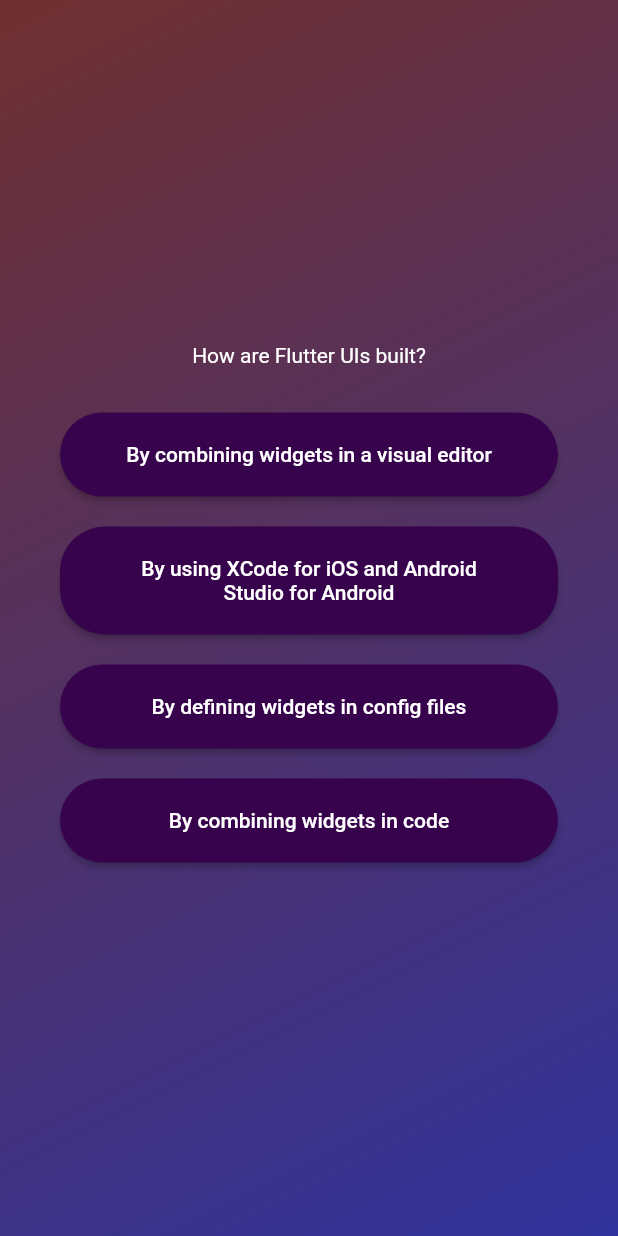
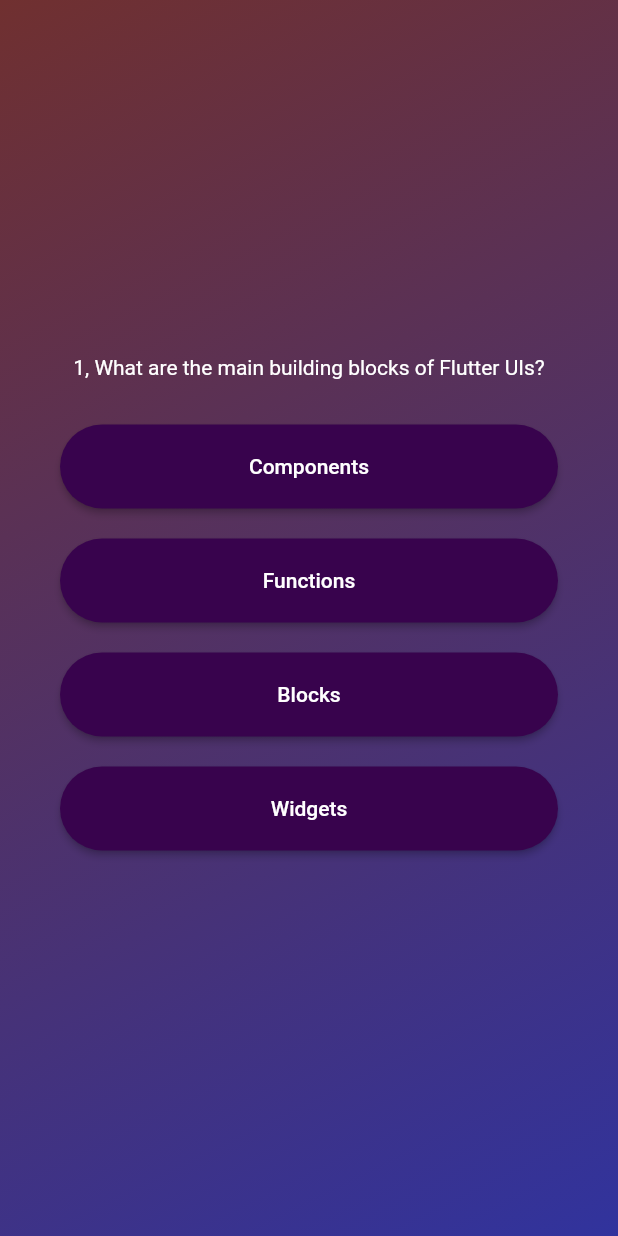
Before and after one commit to kubermirajakar/QuizApp, a Flutter app: the screen it shows after launch, after a tap on "Quiz", on a phone screen of 412 x 824 dp. Run offline on Flutter 3.47's test engine with Material 2 defaults, Android fonts, the phone set to English and light mode, and no system bars; missing offline and left inert: dart:html.

Commit message:
Addes some extra file

```diff
--- a/lib/Data/Questions.dart
+++ b/lib/Data/Questions.dart
@@ -1,8 +1,8 @@
-import 'package:quizapp/Model/QuizQuestion.dart';
+import 'package:quizapp/Data/QuizQuestion.dart';
 
 const Questions = [
   QuizQuestion(
-    'What are the main building blocks of Flutter UIs?',
+    '1, What are the main building blocks of Flutter UIs?',
     [
       'Widgets',
       'Components',
@@ -10,14 +10,14 @@ const Questions = [
       'Functions',
     ],
   ),
-  QuizQuestion('How are Flutter UIs built?', [
+  QuizQuestion('2, How are Flutter UIs built?', [
     'By combining widgets in code',
     'By combining widgets in a visual editor',
     'By defining widgets in config files',
     'By using XCode for iOS and Android Studio for Android',
   ]),
   QuizQuestion(
-    'What\'s the purpose of a StatefulWidget?',
+    '3, What\'s the purpose of a StatefulWidget?',
     [
       'Update UI as data changes',
       'Update data as UI changes',
@@ -26,7 +26,7 @@ const Questions = [
     ],
   ),
   QuizQuestion(
-    'Which widget should you try to use more often: StatelessWidget or StatefulWidget?',
+    '4, Which widget should you try to use more often: StatelessWidget or StatefulWidget?',
     [
       'StatelessWidget',
       'StatefulWidget',
@@ -35,7 +35,7 @@ const Questions = [
     ],
   ),
   QuizQuestion(
-    'What happens if you change data in a StatelessWidget?',
+    '5, What happens if you change data in a StatelessWidget?',
     [
       'The UI is not updated',
       'The UI is updated',
@@ -44,7 +44,7 @@ const Questions = [
     ],
   ),
   QuizQuestion(
-    'How should you update data inside of StatefulWidgets?',
+    '6, How should you update data inside of StatefulWidgets?',
     [
       'By calling setState()',
       'By calling updateData()',
--- a/lib/Questions.dart
+++ b/lib/Questions.dart
@@ -3,7 +3,9 @@ import 'package:quizapp/Data/Questions.dart';
 import 'package:quizapp/Model/AnswerButton.dart';
 
 class QuestionsState extends StatefulWidget {
-  const QuestionsState({super.key});
+  const QuestionsState({super.key, required this.SelectedAnswer});
+
+  final void Function(String ans) SelectedAnswer;
 
   @override
   State<StatefulWidget> createState() {
@@ -12,9 +14,10 @@ class QuestionsState extends StatefulWidget {
 }
 
 class _QuestionsState extends State<QuestionsState> {
-  var currentQuestion = 1;
+  var currentQuestion = 0;
 
-  void increaseQuestion() {
+  void increaseQuestion(String ans) {
+    widget.SelectedAnswer(ans);
     setState(() {
       currentQuestion++;
     });
@@ -41,22 +44,13 @@ class _QuestionsState extends State<QuestionsState> {
               SizedBox(
                 height: 30,
               ),
-
               ...que.ShuffeledQuestion().map(
-                (e) => AnswerButton(answerText: e, onTap: increaseQuestion),
+                (e) => AnswerButton(
+                    answerText: e,
+                    onTap: () {
+                      return increaseQuestion(e);
+                    }),
               ),
-              // AnswerButton(
-              //   answerText: 'Answer1',
-              //   onTap: () {},
-              // ),
-              // AnswerButton(
-              //   answerText: 'Answer1',
-              //   onTap: () {},
-              // ),
-              // AnswerButton(
-              //   answerText: 'Answer1',
-              //   onTap: () {},
-              // ),
             ],
           ),
         ));
--- a/lib/Quiz.dart
+++ b/lib/Quiz.dart
@@ -1,6 +1,8 @@
 import 'dart:html';
 
 import 'package:flutter/material.dart';
+import 'package:quizapp/Data/Questions.dart';
+import 'package:quizapp/ResultsScreen.dart';
 import 'package:quizapp/StartScreen.dart';
 import 'package:quizapp/Questions.dart';
 
@@ -22,7 +24,29 @@ class _QuizState extends State<Quiz> {
   //   super.initState();
   //   currentScreen = StartScreen(change);
   // }
+
+  List<String> answersSelected = [];
+
+  void SelectedAnswer(String ans) {
+    answersSelected.add(ans);
+    if (answersSelected.length == Questions.length) {
+      setState(() {
+        currentScreen = 'result-screen';
+        // answersSelected = [];
+      });
+    }
+  }
+
   var currentScreen = 'start-screen';
+  // var currentScreen = 'result-screen';
+
+  void endQuiz() {
+    setState(() {
+      // currentScreen = QuestionsState();
+      // answersSelected = [];
+      currentScreen = 'start-screen';
+    });
+  }
 
   void change() {
     setState(() {
@@ -34,6 +58,7 @@ class _QuizState extends State<Quiz> {
   @override
   Widget build(BuildContext context) {
     return MaterialApp(
+      debugShowCheckedModeBanner: false,
       home: Scaffold(
         body: Container(
             decoration: const BoxDecoration(
@@ -44,9 +69,19 @@ class _QuizState extends State<Quiz> {
             ),
             child: currentScreen == 'start-screen'
                 ? StartScreen(change)
-              : QuestionsState(),
-        ),
+                : (currentScreen == 'end-screen'
+                    ? QuestionsState(SelectedAnswer: SelectedAnswer)
+                    : ResultsScreen(
+                        choosenAnsers: answersSelected,
+                        endQuiz: endQuiz,
+                      ))),
       ),
     );
   }
 }
+
+// currentScreen == 'start-screen'
+//               ? StartScreen(change)
+//               : QuestionsState(
+//                   SelectedAnswer: SelectedAnswer,
+//                 ),
--- a/lib/StartScreen.dart
+++ b/lib/StartScreen.dart
@@ -22,7 +22,7 @@ class StartScreen extends StatelessWidget {
             height: 80,
           ),
           Text(
-            'Welcome to Quiz App',
+            'Welcome to Kuber Quiz App',
             style: TextStyle(
               color: Colors.white,
               fontSize: 20,
--- a/lib/main.dart
+++ b/lib/main.dart
@@ -3,8 +3,6 @@ import 'package:quizapp/Model/AnswerButton.dart';
 import 'package:quizapp/Questions.dart';
 import 'package:quizapp/Quiz.dart';
 
-import 'package:quizapp/Quiz.dart';
-
 void main() {
   runApp(const Quiz());
 }
```
Also changed, not shown: lib/QuestionSummary.dart (added, +36 -0 lines), lib/ResultsScreen.dart (added, +57 -0 lines), lib/Data/QuizQuestion.dart (renamed from lib/Model/QuizQuestion.dart). Lines whose indentation alone changed are shown as unchanged.
